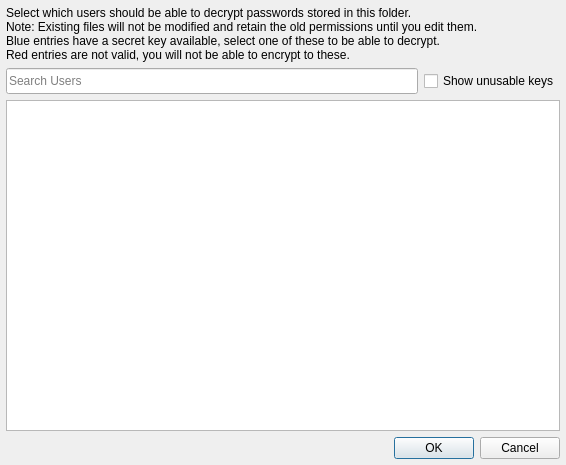
IJHack/QtPass, file src/usersdialog.ui: the form before one commit.
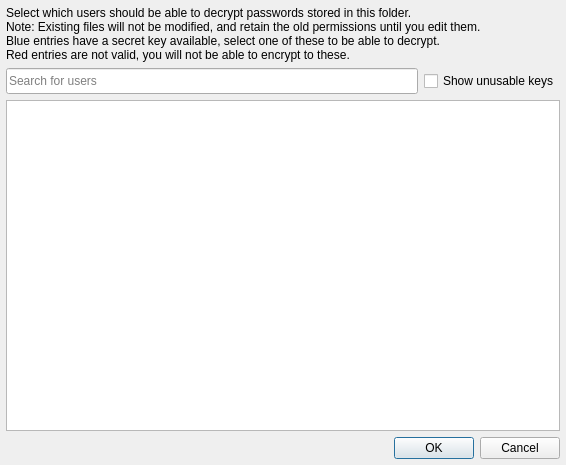
The form after the commit.

Commit message: Spelling: Search for users, ,

Patch:
```diff
--- a/src/usersdialog.ui
+++ b/src/usersdialog.ui
@@ -39,7 +39,7 @@
     <widget class="QLabel" name="label">
      <property name="text">
       <string>Select which users should be able to decrypt passwords stored in this folder.
-Note: Existing files will not be modified and retain the old permissions until you edit them.
+Note: Existing files will not be modified, and retain the old permissions until you edit them.
 Blue entries have a secret key available, select one of these to be able to decrypt.
 Red entries are not valid, you will not be able to encrypt to these.</string>
      </property>
@@ -62,7 +62,7 @@
         </size>
        </property>
        <property name="placeholderText">
-        <string>Search Users</string>
+        <string>Search for users</string>
        </property>
       </widget>
      </item>
```
